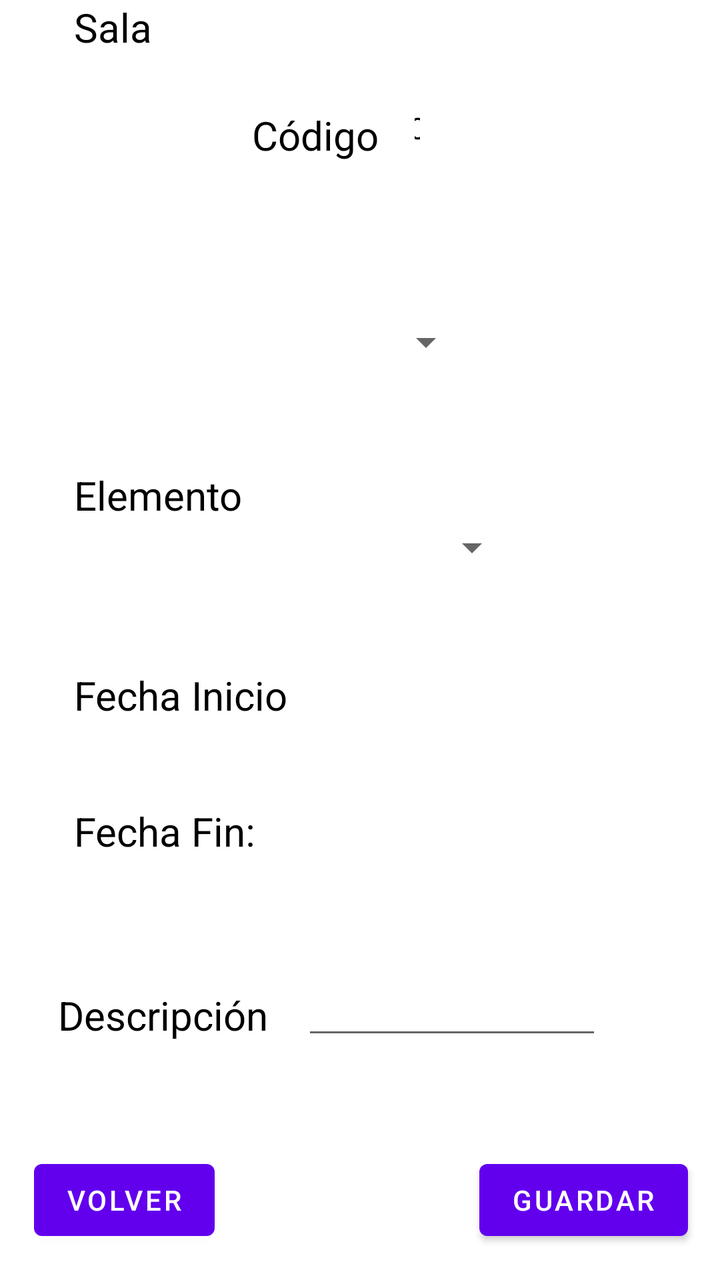
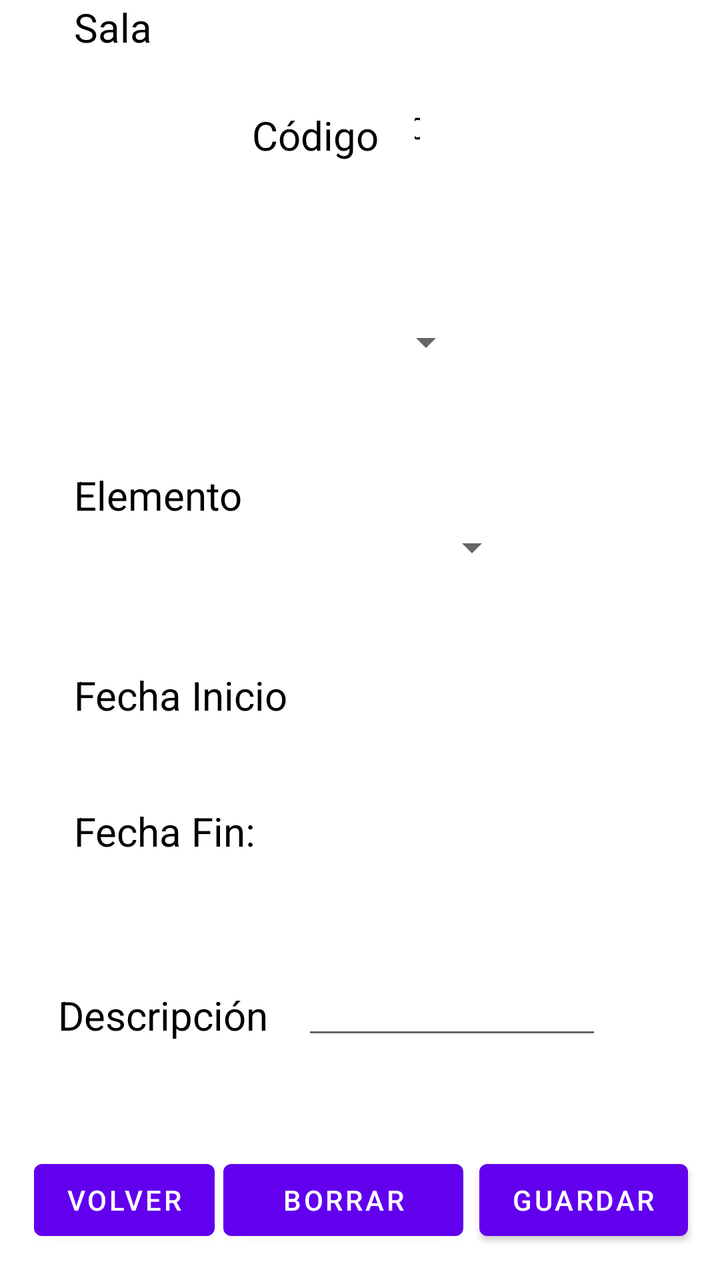

Compare the two renders of this Android layout. The source of the first and the diff that turns it into the second are given below.
<!-- AndroidManifest.xml: application theme Theme.AplicacionIncidencias -->
<!-- res/layout/activity_info_ubicacion.xml -->
<?xml version="1.0" encoding="utf-8"?>
<androidx.constraintlayout.widget.ConstraintLayout xmlns:android="http://schemas.android.com/apk/res/android"
    xmlns:app="http://schemas.android.com/apk/res-auto"
    xmlns:tools="http://schemas.android.com/tools"
    android:id="@+id/main"
    android:layout_width="match_parent"
    android:layout_height="match_parent"
    tools:context=".Ubicacion.Activity_Info_Ubicacion">

    <TextView
        android:id="@+id/tvcodigoUbicacion"
        android:layout_width="wrap_content"
        android:layout_height="wrap_content"
        android:layout_marginStart="126dp"
        android:layout_marginEnd="13dp"
        android:layout_marginBottom="12dp"
        android:text="Código "
        android:textColor="@color/black"
        android:textSize="20sp"
        app:layout_constraintBottom_toBottomOf="@+id/tvInfoCodigoUbicacion"
        app:layout_constraintEnd_toStartOf="@+id/tvInfoCodigoUbicacion"
        app:layout_constraintStart_toStartOf="parent" />


    <TextView
        android:id="@+id/tvInfoCodigoUbicacion"
        android:layout_width="0dp"
        android:layout_height="58dp"
        android:layout_marginTop="35dp"
        android:layout_marginEnd="150dp"
        android:gravity="center"
        android:text="0"
        android:textColor="@color/black"
        android:textSize="15sp"
        app:layout_constraintEnd_toEndOf="parent"
        app:layout_constraintStart_toEndOf="@+id/tvcodigoUbicacion"
        app:layout_constraintTop_toTopOf="parent" />

    <TextView
        android:id="@+id/tvcodigoSala"
        android:layout_width="wrap_content"
        android:layout_height="wrap_content"
        android:layout_marginStart="37dp"
        android:layout_marginEnd="41dp"
        android:text="Sala "
        android:textColor="@color/black"
        android:textSize="20sp"
        app:layout_constraintBaseline_toBaselineOf="@+id/spinnerSala"
        app:layout_constraintEnd_toStartOf="@+id/spinnerSala"
        app:layout_constraintStart_toStartOf="parent" />

    <Spinner
        android:id="@+id/spinnerSala"
        android:layout_width="0dp"
        android:layout_height="36dp"
        android:layout_marginTop="80dp"
        android:layout_marginEnd="123dp"
        android:layout_marginBottom="80dp"
        android:textSize="15sp"
        app:layout_constraintBottom_toBottomOf="@+id/tvcodigoElemento"
        app:layout_constraintEnd_toEndOf="parent"
        app:layout_constraintStart_toEndOf="@+id/tvcodigoSala"
        app:layout_constraintTop_toBottomOf="@+id/tvcodigoUbicacion" />

    <TextView
        android:id="@+id/tvcodigoElemento"
        android:layout_width="wrap_content"
        android:layout_height="wrap_content"
        android:layout_marginStart="37dp"
        android:layout_marginEnd="19dp"
        android:text="Elemento "
        android:textColor="@color/black"
        android:textSize="20sp"
        app:layout_constraintBaseline_toBaselineOf="@+id/spinnerElemento"
        app:layout_constraintEnd_toStartOf="@+id/spinnerElemento"
        app:layout_constraintStart_toStartOf="parent" />

    <Spinner
        android:id="@+id/spinnerElemento"
        android:layout_width="0dp"
        android:layout_height="36dp"
        android:layout_marginTop="196dp"
        android:layout_marginEnd="100dp"
        android:layout_marginBottom="197dp"
        android:textSize="15sp"
        app:layout_constraintBottom_toTopOf="@+id/tvDescripcionUbicacion"
        app:layout_constraintEnd_toEndOf="parent"
        app:layout_constraintStart_toEndOf="@+id/tvcodigoElemento"
        app:layout_constraintTop_toTopOf="@+id/tvcodigoUbicacion" />

    <TextView
        android:id="@+id/tvcodigoUbicacionFechaInicio"
        android:layout_width="wrap_content"
        android:layout_height="wrap_content"
        android:layout_marginStart="37dp"
        android:layout_marginTop="334dp"
        android:text="Fecha Inicio"
        android:textColor="@color/black"
        android:textSize="20sp"
        app:layout_constraintStart_toStartOf="parent"
        app:layout_constraintTop_toTopOf="parent" />

    <TextView
        android:id="@+id/tvinfocodigoUbicacionFechaInicio"
        android:layout_width="wrap_content"
        android:layout_height="wrap_content"
        android:layout_marginStart="21dp"
        android:textColor="@color/black"
        android:textSize="15sp"
        app:layout_constraintStart_toEndOf="@+id/tvcodigoUbicacionFechaInicio"
        app:layout_constraintTop_toTopOf="@+id/tvcodigoUbicacionFechaInicio" />

    <TextView
        android:id="@+id/tvcodigoUbicacionFechaFin"
        android:layout_width="wrap_content"
        android:layout_height="wrap_content"
        android:layout_marginStart="37dp"
        android:layout_marginTop="41dp"
        android:text="Fecha Fin:  "
        android:textColor="@color/black"
        android:textSize="20sp"
        app:layout_constraintStart_toStartOf="parent"
        app:layout_constraintTop_toBottomOf="@+id/tvcodigoUbicacionFechaInicio" />

    <TextView
        android:id="@+id/tvinfocodigoUbicacionFechaFin"
        android:layout_width="wrap_content"
        android:layout_height="wrap_content"
        android:layout_marginStart="20dp"
        android:textColor="@color/black"
        android:textSize="15sp"
        app:layout_constraintStart_toEndOf="@+id/tvcodigoUbicacionFechaFin"
        app:layout_constraintTop_toTopOf="@+id/tvcodigoUbicacionFechaFin" />

    <TextView
        android:id="@+id/tvDescripcionUbicacion"
        android:layout_width="wrap_content"
        android:layout_height="wrap_content"
        android:layout_marginStart="29dp"
        android:layout_marginTop="65dp"
        android:text="Descripción  "
        android:textColor="@color/black"
        android:textSize="20sp"
        app:layout_constraintStart_toStartOf="parent"
        app:layout_constraintTop_toBottomOf="@+id/tvcodigoUbicacionFechaFin" />

    <EditText
        android:id="@+id/edDescripcionUbicacion"
        android:layout_width="150dp"
        android:layout_height="wrap_content"
        android:layout_marginStart="32dp"
        android:layout_marginTop="65dp"
        android:layout_marginEnd="84dp"
        android:gravity="center"
        android:inputType="textMultiLine"
        android:text=""
        android:textColor="@color/black"
        android:textSize="15sp"
        app:layout_constraintEnd_toEndOf="parent"
        app:layout_constraintStart_toEndOf="@+id/tvDescripcionUbicacion"
        app:layout_constraintTop_toBottomOf="@+id/tvinfocodigoUbicacionFechaFin" />

    <Button
        android:id="@+id/btnGuardarUbicacion"
        android:layout_width="0dp"
        android:layout_height="wrap_content"
        android:layout_marginEnd="16dp"
        android:layout_marginBottom="16dp"
        android:text="Guardar"
        app:layout_constraintBottom_toBottomOf="parent"
        app:layout_constraintEnd_toEndOf="parent" />

    <Button
        android:id="@+id/btnVolverUbicacion"
        android:layout_width="0dp"
        android:layout_height="wrap_content"
        android:layout_marginStart="17dp"
        android:layout_marginEnd="182dp"
        android:layout_marginBottom="16dp"
        android:text="Volver"
        app:layout_constraintBottom_toBottomOf="parent"
        app:layout_constraintStart_toStartOf="parent" />
</androidx.constraintlayout.widget.ConstraintLayout>
<!-- resources referenced by this layout -->
<resources>
  <color name="black">#FF000000</color>
  <style name="Theme.AplicacionIncidencias" parent="Theme.MaterialComponents.DayNight.DarkActionBar">
          
          <item name="colorPrimary">@color/purple_500</item>
          <item name="colorPrimaryVariant">@color/purple_700</item>
          <item name="colorOnPrimary">@color/white</item>
          
          <item name="colorSecondary">@color/teal_200</item>
          <item name="colorSecondaryVariant">@color/teal_700</item>
          <item name="colorOnSecondary">@color/black</item>
          
          <item name="android:statusBarColor">?attr/colorPrimaryVariant</item>
          
      </style>
  <color name="purple_500">#FF6200EE</color>
  <color name="purple_700">#FF3700B3</color>
  <color name="white">#FFFFFFFF</color>
  <color name="teal_200">#FF03DAC5</color>
  <color name="teal_700">#FF018786</color>
</resources>

<!-- the commit's change to res/layout/activity_info_ubicacion.xml (unified diff, before → after) -->
@@ -180,4 +180,16 @@
         android:text="Volver"
         app:layout_constraintBottom_toBottomOf="parent"
         app:layout_constraintStart_toStartOf="parent" />
+
+    <Button
+        android:id="@+id/btnBorrarUbicacion"
+        android:layout_width="120dp"
+        android:layout_height="wrap_content"
+        android:layout_marginStart="7dp"
+        android:layout_marginEnd="11dp"
+        android:layout_marginBottom="16dp"
+        android:text="Borrar"
+        app:layout_constraintBottom_toBottomOf="parent"
+        app:layout_constraintEnd_toStartOf="@+id/btnGuardarUbicacion"
+        app:layout_constraintStart_toEndOf="@+id/btnVolverUbicacion" />
 </androidx.constraintlayout.widget.ConstraintLayout>
